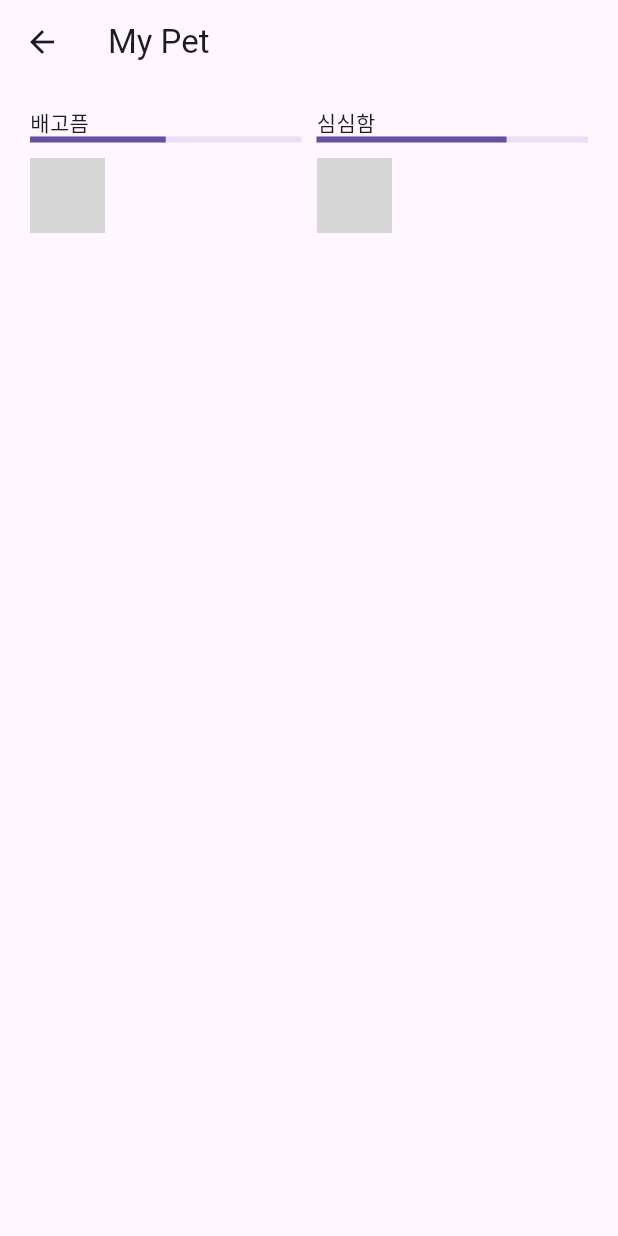
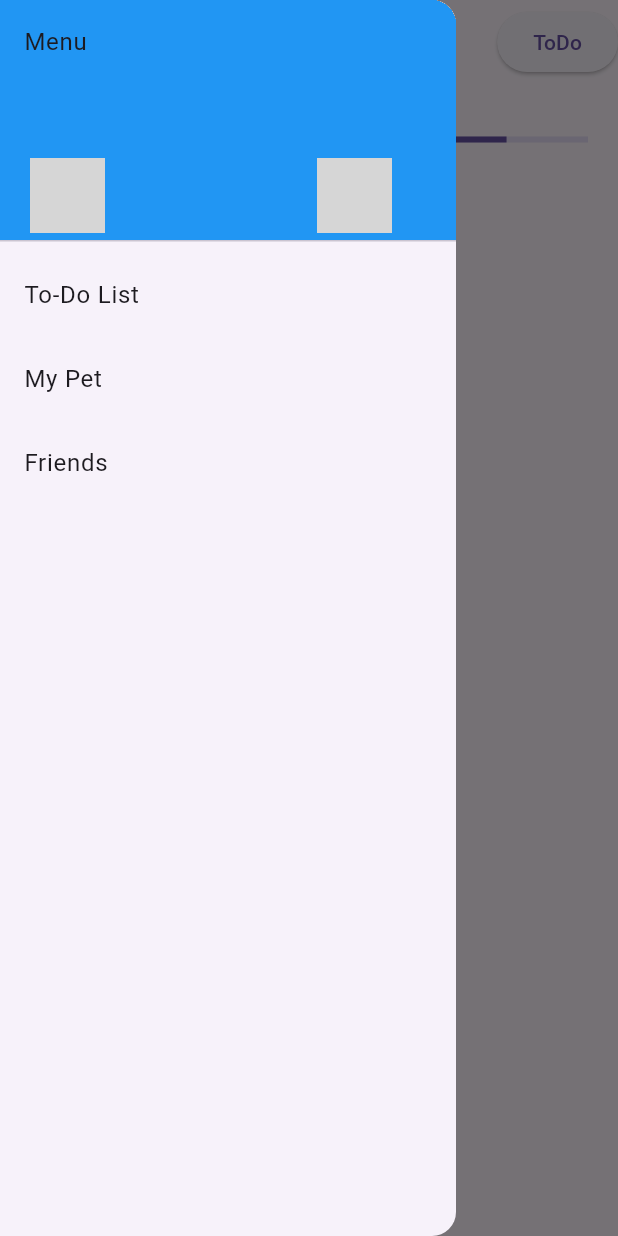
Before and after one commit to dayeonii/ToDo_with_MyPet, a Flutter app: the MyPetScreen screen opened by its route, with the side drawer open (before the commit the screen has no drawer), on a phone screen of 412 x 824 dp. Run offline on Flutter 3.47's test engine with Material 3 defaults, Android fonts, the light colour scheme and no system bars; our stand-ins replace percent_indicator; grey boxes are pictures that could not be loaded.

Commit message:
navigation class 작성

```diff
--- /dev/null
+++ b/todo_with_mypet/lib/screens/friends_screen.dart
@@ -0,0 +1,19 @@
+import 'package:flutter/material.dart';
+
+class FriendScreen extends StatefulWidget {
+  @override
+  State<StatefulWidget> createState() {
+    return _FriendScreen();
+  }
+}
+
+class _FriendScreen extends State<StatefulWidget> {
+  @override
+  Widget build(BuildContext context) {
+    return Scaffold(
+      appBar: AppBar(
+        title: Text('Friends List'),
+      ),
+    );
+  }
+}
--- /dev/null
+++ b/todo_with_mypet/lib/screens/navigation_screen.dart
@@ -0,0 +1,43 @@
+import 'package:flutter/material.dart';
+import 'package:todo_with_mypet/screens/friends_screen.dart';
+import 'package:todo_with_mypet/screens/pet_screen.dart';
+import 'package:todo_with_mypet/screens/todo_screen.dart';
+
+class NavigationScreen extends StatelessWidget {
+  @override
+  Widget build(BuildContext context) {
+    return Drawer(
+      child: ListView(
+        children: [
+          const DrawerHeader(
+            decoration: BoxDecoration(
+              color: Colors.blue,
+            ),
+            child: Text('Menu'),
+          ),
+          ListTile(
+            title: Text('To-Do List'),
+            onTap: () {
+              Navigator.pushReplacement(
+                  context, MaterialPageRoute(builder: (context) => ToDoScreen()));
+            },
+          ),
+          ListTile(
+            title: Text('My Pet'),
+            onTap: () {
+              Navigator.pushReplacement(
+                  context, MaterialPageRoute(builder: (context) => MyPetScreen()));
+            },
+          ),
+          ListTile(
+            title: Text('Friends'),
+            onTap: () {
+              Navigator.push(
+                  context, MaterialPageRoute(builder: (context) => FriendScreen()));
+            },
+          ),
+        ],
+      ),
+    );
+  }
+}
--- a/todo_with_mypet/lib/screens/pet_screen.dart
+++ b/todo_with_mypet/lib/screens/pet_screen.dart
@@ -1,5 +1,7 @@
 import 'package:flutter/material.dart';
 import 'package:percent_indicator/percent_indicator.dart';
+import 'package:todo_with_mypet/screens/todo_screen.dart';
+import 'package:todo_with_mypet/screens/navigation_screen.dart';
 
 class MyPetScreen extends StatefulWidget {
   @override
@@ -12,7 +14,15 @@ class _MyPetScreenState extends State<MyPetScreen> {
   @override
   Widget build(BuildContext context) {
     return Scaffold(
-      appBar: AppBar(title: Text('My Pet')),
+      drawer: NavigationScreen(),
+      appBar: AppBar(
+          title: Text('My Pet'),
+        actions: [
+          ElevatedButton(onPressed: (){
+            Navigator.pushReplacement(context, MaterialPageRoute(builder: (context) => ToDoScreen()));
+          }, child: Text('ToDo'))
+        ],
+      ),
       body: Center(
         child: Column(
           children: <Widget>[
@@ -27,11 +37,11 @@ class _MyPetScreenState extends State<MyPetScreen> {
                       children: [
                         Text('배고픔'),
                         LinearProgressIndicator(
-                          padding: EdgeInsets.zero,
+                          //padding: EdgeInsets.zero,
                           value: 0.5,
                         ),
                         SizedBox(height: 10), // 이미지와 프로그레스 바 간격
-                        Image.asset('assets/cat.png', width: 50, height: 50), // 적절한 이미지 위치 및 크기 설정
+                        Image.asset('assets/images/catImage.png', width: 50, height: 50), // 적절한 이미지 위치 및 크기 설정
                       ],
                     ),
                   ),
@@ -43,11 +53,11 @@ class _MyPetScreenState extends State<MyPetScreen> {
                       children: [
                         Text('심심함'),
                         LinearProgressIndicator(
-                          padding: EdgeInsets.zero,
+                          //padding: EdgeInsets.zero,
                           value: 0.7,
                         ),
                         SizedBox(height: 10), // 이미지와 프로그레스 바 간격
-                        Image.asset('assets/cat.png', width: 50, height: 50), // 적절한 이미지 위치 및 크기 설정
+                        Image.asset('assets/images/catImage.png', width: 50, height: 50), // 적절한 이미지 위치 및 크기 설정
                       ],
                     ),
                   ),
```
Also changed, not shown: todo_with_mypet/lib/screens/todo_screen.dart (+16 -2 lines), todo_with_mypet/pubspec.lock, 1 other file.
